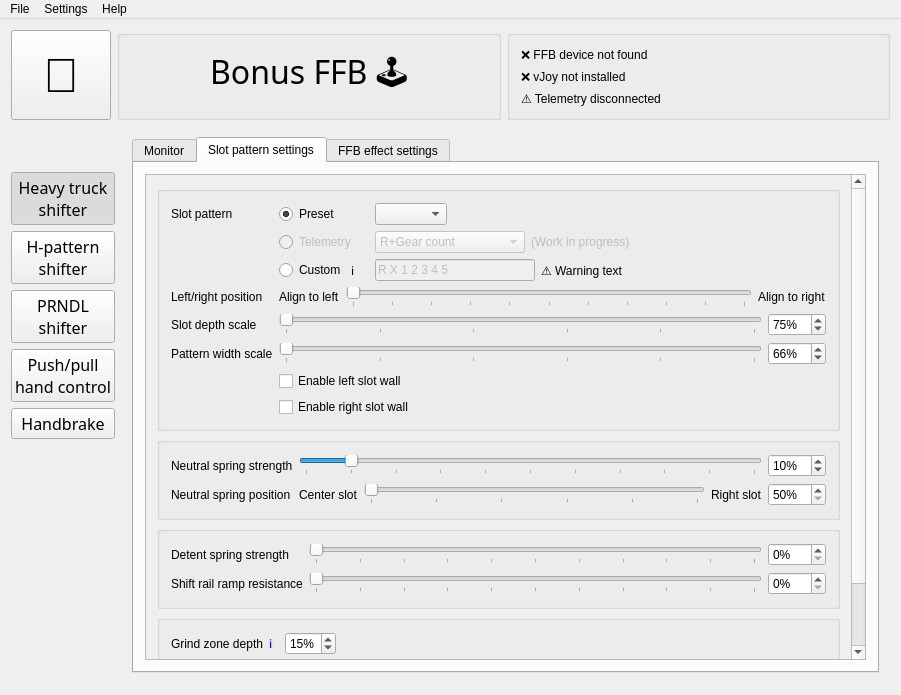
Above: BonusFFB/BonusFFB.ui from kgmonteith/BonusFFB before the change. Below: the same form after it.
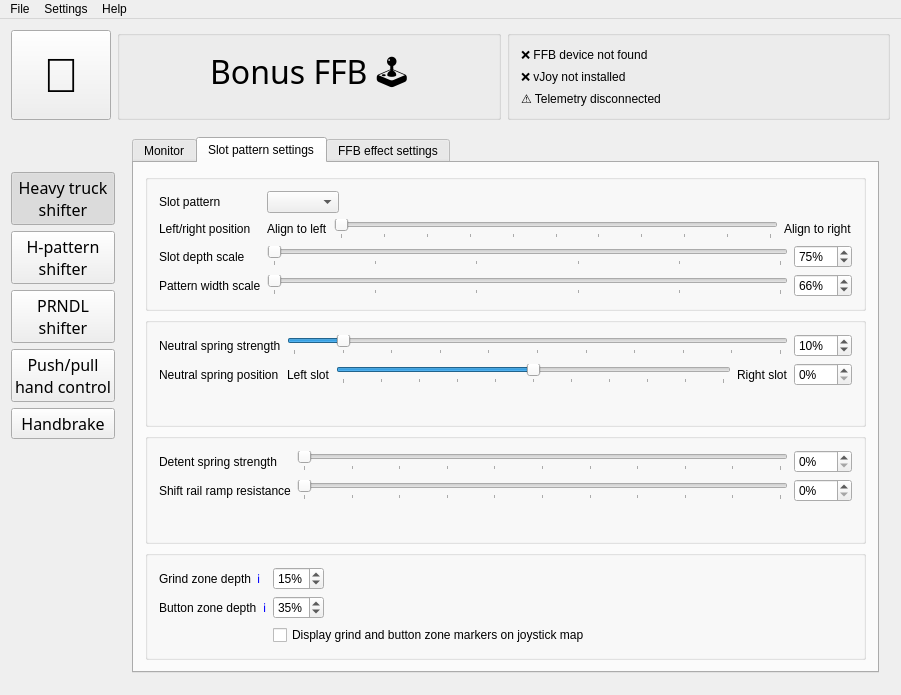
That is the form after the change. Icons and pictures are not drawn.

Commit message: Continued h-pattern refactor Improved slot resistance and detent effects

The edit to the form file:
```diff
--- a/BonusFFB/BonusFFB.ui
+++ b/BonusFFB/BonusFFB.ui
@@ -7,7 +7,7 @@
     <x>0</x>
     <y>0</y>
     <width>901</width>
-    <height>662</height>
+    <height>673</height>
    </rect>
   </property>
   <property name="windowTitle">
@@ -1836,31 +1836,139 @@
             <string>Slot pattern settings</string>
            </attribute>
            <layout class="QGridLayout" name="gridLayout_23">
+            <item row="2" column="0">
+             <widget class="QGroupBox" name="groupBox_31">
+              <property name="title">
+               <string/>
+              </property>
+              <layout class="QFormLayout" name="formLayout_11">
+               <item row="1" column="0">
+                <layout class="QHBoxLayout" name="horizontalLayout_106">
+                 <item>
+                  <widget class="QLabel" name="label_86">
+                   <property name="toolTip">
+                    <string>Resistance felt as the stick moves away from neutral, before it releases into a detent.
+
+Simulates the detent ball riding up the cammed ramp between detent notches. This is the &quot;hump&quot; you feel mid-stroke when shifting into or out of gear.</string>
+                   </property>
+                   <property name="text">
+                    <string>Shift rail ramp resistance</string>
+                   </property>
+                  </widget>
+                 </item>
+                </layout>
+               </item>
+               <item row="1" column="1">
+                <layout class="QHBoxLayout" name="horizontalLayout_107">
+                 <item>
+                  <widget class="QSlider" name="hshifter_shiftRailRampStrengthSlider">
+                   <property name="minimum">
+                    <number>0</number>
+                   </property>
+                   <property name="maximum">
+                    <number>100</number>
+                   </property>
+                   <property name="singleStep">
+                    <number>1</number>
+                   </property>
+                   <property name="value">
+                    <number>0</number>
+                   </property>
+                   <property name="orientation">
+                    <enum>Qt::Orientation::Horizontal</enum>
+                   </property>
+                   <property name="tickPosition">
+                    <enum>QSlider::TickPosition::TicksBelow</enum>
+                   </property>
+                   <property name="tickInterval">
+                    <number>10</number>
+                   </property>
+                  </widget>
+                 </item>
+                 <item>
+                  <widget class="QSpinBox" name="hshifter_shiftRailRampStrengthSpinbox">
+                   <property name="suffix">
+                    <string>%</string>
+                   </property>
+                   <property name="minimum">
+                    <number>0</number>
+                   </property>
+                   <property name="maximum">
+                    <number>100</number>
+                   </property>
+                   <property name="singleStep">
+                    <number>5</number>
+                   </property>
+                   <property name="value">
+                    <number>0</number>
+                   </property>
+                  </widget>
+                 </item>
+                </layout>
+               </item>
             <item row="0" column="0">
-             <widget class="QScrollArea" name="scrollArea">
-              <property name="frameShape">
-               <enum>QFrame::Shape::StyledPanel</enum>
-              </property>
-              <property name="frameShadow">
-               <enum>QFrame::Shadow::Sunken</enum>
-              </property>
-              <property name="lineWidth">
+                <layout class="QHBoxLayout" name="horizontalLayout_108">
+                 <item>
+                  <widget class="QLabel" name="label_87">
+                   <property name="text">
+                    <string>Detent spring strength</string>
+                   </property>
+                  </widget>
+                 </item>
+                </layout>
+               </item>
+               <item row="0" column="1">
+                <layout class="QHBoxLayout" name="horizontalLayout_109">
+                 <item>
+                  <widget class="QSlider" name="hshifter_detentSpringStrengthSlider">
+                   <property name="minimum">
+                    <number>0</number>
+                   </property>
+                   <property name="maximum">
+                    <number>100</number>
+                   </property>
+                   <property name="singleStep">
+                    <number>1</number>
+                   </property>
+                   <property name="value">
                <number>0</number>
               </property>
-              <property name="widgetResizable">
-               <bool>true</bool>
-              </property>
-              <widget class="QWidget" name="scrollAreaWidgetContents">
-               <property name="geometry">
-                <rect>
-                 <x>0</x>
-                 <y>-149</y>
-                 <width>722</width>
-                 <height>606</height>
-                </rect>
-               </property>
-               <layout class="QVBoxLayout" name="verticalLayout_14">
+                   <property name="orientation">
+                    <enum>Qt::Orientation::Horizontal</enum>
+                   </property>
+                   <property name="tickPosition">
+                    <enum>QSlider::TickPosition::TicksBelow</enum>
+                   </property>
+                   <property name="tickInterval">
+                    <number>10</number>
+                   </property>
+                  </widget>
+                 </item>
                 <item>
+                  <widget class="QSpinBox" name="hshifter_detentSpringStrengthSpinbox">
+                   <property name="suffix">
+                    <string>%</string>
+                   </property>
+                   <property name="minimum">
+                    <number>0</number>
+                   </property>
+                   <property name="maximum">
+                    <number>100</number>
+                   </property>
+                   <property name="singleStep">
+                    <number>5</number>
+                   </property>
+                   <property name="value">
+                    <number>0</number>
+                   </property>
+                  </widget>
+                 </item>
+                </layout>
+               </item>
+              </layout>
+             </widget>
+            </item>
+            <item row="0" column="0">
                  <widget class="QGroupBox" name="groupBox_32">
                   <property name="title">
                    <string/>
@@ -1879,22 +1987,6 @@
                    </item>
                    <item row="1" column="1">
                     <layout class="QHBoxLayout" name="horizontalLayout_27">
-                     <item>
-                      <widget class="QRadioButton" name="hshifter_slotPatternRadioButtonPreset">
-                       <property name="minimumSize">
-                        <size>
-                         <width>90</width>
-                         <height>0</height>
-                        </size>
-                       </property>
-                       <property name="text">
-                        <string>Preset</string>
-                       </property>
-                       <property name="checked">
-                        <bool>true</bool>
-                       </property>
-                      </widget>
-                     </item>
                      <item>
                       <widget class="QComboBox" name="hshifter_slotPatternPresetComboBox">
                        <property name="enabled">
@@ -1926,140 +2018,7 @@
                      </item>
                     </layout>
                    </item>
-                   <item row="2" column="1">
-                    <layout class="QHBoxLayout" name="horizontalLayout_8">
-                     <item>
-                      <widget class="QRadioButton" name="hshifter_slotPatternRadioButtonTelemetry">
-                       <property name="enabled">
-                        <bool>false</bool>
-                       </property>
-                       <property name="minimumSize">
-                        <size>
-                         <width>90</width>
-                         <height>0</height>
-                        </size>
-                       </property>
-                       <property name="text">
-                        <string>Telemetry</string>
-                       </property>
-                      </widget>
-                     </item>
-                     <item>
-                      <widget class="QComboBox" name="hshifter_slotPatternTelemetryComboBox">
-                       <property name="enabled">
-                        <bool>false</bool>
-                       </property>
-                       <item>
-                        <property name="text">
-                         <string>R+Gear count</string>
-                        </property>
-                       </item>
-                       <item>
-                        <property name="text">
-                         <string>Dogleg R+Gear count</string>
-                        </property>
-                       </item>
-                       <item>
-                        <property name="text">
-                         <string>Gear count+R</string>
-                        </property>
-                       </item>
-                      </widget>
-                     </item>
-                     <item>
-                      <widget class="QLabel" name="label_22">
-                       <property name="enabled">
-                        <bool>false</bool>
-                       </property>
-                       <property name="text">
-                        <string>(Work in progress)</string>
-                       </property>
-                      </widget>
-                     </item>
-                     <item>
-                      <spacer name="horizontalSpacer_4">
-                       <property name="orientation">
-                        <enum>Qt::Orientation::Horizontal</enum>
-                       </property>
-                       <property name="sizeHint" stdset="0">
-                        <size>
-                         <width>40</width>
-                         <height>20</height>
-                        </size>
-                       </property>
-                      </spacer>
-                     </item>
-                    </layout>
-                   </item>
-                   <item row="3" column="1">
-                    <layout class="QHBoxLayout" name="horizontalLayout_6">
-                     <item>
-                      <widget class="QRadioButton" name="hshifter_slotPatternRadioButtonCustom">
-                       <property name="minimumSize">
-                        <size>
-                         <width>66</width>
-                         <height>0</height>
-                        </size>
-                       </property>
-                       <property name="maximumSize">
-                        <size>
-                         <width>66</width>
-                         <height>16777215</height>
-                        </size>
-                       </property>
-                       <property name="text">
-                        <string>Custom</string>
-                       </property>
-                      </widget>
-                     </item>
-                     <item>
-                      <widget class="QLabel" name="label_21">
-                       <property name="minimumSize">
-                        <size>
-                         <width>18</width>
-                         <height>0</height>
-                        </size>
-                       </property>
-                       <property name="maximumSize">
-                        <size>
-                         <width>18</width>
-                         <height>16777215</height>
-                        </size>
-                       </property>
-                       <property name="text">
-                        <string>ℹ️</string>
-                       </property>
-                      </widget>
-                     </item>
-                     <item>
-                      <widget class="QLineEdit" name="hshifter_slotPatternCustomLineEdit">
-                       <property name="enabled">
-                        <bool>false</bool>
-                       </property>
-                       <property name="maximumSize">
-                        <size>
-                         <width>160</width>
-                         <height>16777215</height>
-                        </size>
-                       </property>
-                       <property name="text">
-                        <string>R X 1 2 3 4 5</string>
-                       </property>
-                       <property name="maxLength">
-                        <number>48</number>
-                       </property>
-                      </widget>
-                     </item>
-                     <item>
-                      <widget class="QLabel" name="hshifter_slotPatternCustomWarningLabel">
-                       <property name="text">
-                        <string>⚠️ Warning text</string>
-                       </property>
-                      </widget>
-                     </item>
-                    </layout>
-                   </item>
-                   <item row="5" column="0">
+               <item row="3" column="0">
                     <layout class="QHBoxLayout" name="horizontalLayout_56">
                      <item>
                       <widget class="QLabel" name="label_45">
@@ -2070,7 +2029,7 @@
                      </item>
                     </layout>
                    </item>
-                   <item row="5" column="1">
+               <item row="3" column="1">
                     <layout class="QHBoxLayout" name="horizontalLayout_110">
                      <item>
                       <widget class="QLabel" name="label_9">
@@ -2113,7 +2072,7 @@
                      </item>
                     </layout>
                    </item>
-                   <item row="6" column="0">
+               <item row="4" column="0">
                     <layout class="QHBoxLayout" name="horizontalLayout_111">
                      <item>
                       <widget class="QLabel" name="label_88">
@@ -2124,7 +2083,7 @@
                      </item>
                     </layout>
                    </item>
-                   <item row="6" column="1">
+               <item row="4" column="1">
                     <layout class="QHBoxLayout" name="horizontalLayout_112">
                      <item>
                       <widget class="QSlider" name="hshifter_slotPatternDepthScaleSlider">
@@ -2172,7 +2131,7 @@
                      </item>
                     </layout>
                    </item>
-                   <item row="8" column="0">
+               <item row="6" column="0">
                     <layout class="QHBoxLayout" name="horizontalLayout_113">
                      <item>
                       <widget class="QLabel" name="label_89">
@@ -2183,7 +2142,7 @@
                      </item>
                     </layout>
                    </item>
-                   <item row="8" column="1">
+               <item row="6" column="1">
                     <layout class="QHBoxLayout" name="horizontalLayout_114">
                      <item>
                       <widget class="QSlider" name="hshifter_slotPatternWidthScaleSlider">
@@ -2231,24 +2190,118 @@
                      </item>
                     </layout>
                    </item>
-                   <item row="9" column="1">
-                    <widget class="QCheckBox" name="hshifter_leftSlotWallCheckbox">
+              </layout>
+             </widget>
+            </item>
+            <item row="3" column="0">
+             <widget class="QGroupBox" name="groupBox_34">
+              <property name="title">
+               <string/>
+              </property>
+              <layout class="QFormLayout" name="formLayout_18">
+               <item row="0" column="0">
+                <layout class="QHBoxLayout" name="horizontalLayout_119">
+                 <item>
+                  <widget class="QLabel" name="label_92">
                      <property name="text">
-                      <string>Enable left slot wall</string>
+                    <string>Grind zone depth</string>
                      </property>
                     </widget>
                    </item>
-                   <item row="10" column="1">
-                    <widget class="QCheckBox" name="hshifter_rightSlotWallCheckbox">
+                 <item>
+                  <widget class="QLabel" name="label_93">
                      <property name="text">
-                      <string>Enable right slot wall</string>
-                     </property>
+                    <string>&lt;a href=&quot;https://kgmonteith.github.io/BonusFFB/heavytruck/#button-zone-depth&quot; style=&quot;text-decoration: none&quot;&gt;ℹ️&lt;/a&gt;</string>
+                   </property>
+                   <property name="openExternalLinks">
+                    <bool>true</bool>
+                   </property>
                     </widget>
                    </item>
                   </layout>
-                 </widget>
-                </item>
+               </item>
+               <item row="0" column="1">
+                <widget class="QSpinBox" name="hshifter_grindZoneDepthSpinbox">
+                 <property name="sizePolicy">
+                  <sizepolicy hsizetype="Fixed" vsizetype="Fixed">
+                   <horstretch>0</horstretch>
+                   <verstretch>0</verstretch>
+                  </sizepolicy>
+                 </property>
+                 <property name="suffix">
+                  <string>%</string>
+                 </property>
+                 <property name="minimum">
+                  <number>10</number>
+                 </property>
+                 <property name="maximum">
+                  <number>80</number>
+                 </property>
+                 <property name="singleStep">
+                  <number>5</number>
+                 </property>
+                 <property name="value">
+                  <number>15</number>
+                 </property>
+                </widget>
+               </item>
+               <item row="1" column="0">
+                <layout class="QHBoxLayout" name="horizontalLayout_120">
                 <item>
+                  <widget class="QLabel" name="label_94">
+                   <property name="text">
+                    <string>Button zone depth</string>
+                   </property>
+                  </widget>
+                 </item>
+                 <item>
+                  <widget class="QLabel" name="label_95">
+                   <property name="text">
+                    <string>&lt;a href=&quot;https://kgmonteith.github.io/BonusFFB/heavytruck/#button-zone-depth&quot; style=&quot;text-decoration: none&quot;&gt;ℹ️&lt;/a&gt;</string>
+                   </property>
+                   <property name="openExternalLinks">
+                    <bool>true</bool>
+                   </property>
+                  </widget>
+                 </item>
+                </layout>
+               </item>
+               <item row="1" column="1">
+                <widget class="QSpinBox" name="hshifter_buttonZoneDepthSpinbox">
+                 <property name="sizePolicy">
+                  <sizepolicy hsizetype="Fixed" vsizetype="Fixed">
+                   <horstretch>0</horstretch>
+                   <verstretch>0</verstretch>
+                  </sizepolicy>
+                 </property>
+                 <property name="suffix">
+                  <string>%</string>
+                 </property>
+                 <property name="minimum">
+                  <number>20</number>
+                 </property>
+                 <property name="maximum">
+                  <number>90</number>
+                 </property>
+                 <property name="singleStep">
+                  <number>5</number>
+                 </property>
+                 <property name="value">
+                  <number>35</number>
+                 </property>
+                </widget>
+               </item>
+               <item row="2" column="1">
+                <widget class="QCheckBox" name="hshifter_displayZoneMarkers">
+                 <property name="text">
+                  <string>Display grind and button zone markers on joystick map</string>
+                 </property>
+                </widget>
+               </item>
+              </layout>
+             </widget>
+            </item>
+            <item row="1" column="0">
                  <widget class="QGroupBox" name="groupBox_33">
                   <property name="title">
                    <string/>
@@ -2329,7 +2382,7 @@
                      <item>
                       <widget class="QLabel" name="label_12">
                        <property name="text">
-                        <string>Center slot</string>
+                    <string>Left slot</string>
                        </property>
                       </widget>
                      </item>
@@ -2339,7 +2392,7 @@
                         <bool>true</bool>
                        </property>
                        <property name="minimum">
-                        <number>50</number>
+                    <number>0</number>
                        </property>
                        <property name="maximum">
                         <number>100</number>
@@ -2374,260 +2427,16 @@
                         <string>%</string>
                        </property>
                        <property name="minimum">
-                        <number>50</number>
-                       </property>
-                       <property name="maximum">
-                        <number>100</number>
-                       </property>
-                      </widget>
-                     </item>
-                    </layout>
-                   </item>
-                  </layout>
-                 </widget>
-                </item>
-                <item>
-                 <widget class="QGroupBox" name="groupBox_31">
-                  <property name="title">
-                   <string/>
-                  </property>
-                  <layout class="QFormLayout" name="formLayout_11">
-                   <item row="1" column="0">
-                    <layout class="QHBoxLayout" name="horizontalLayout_106">
-                     <item>
-                      <widget class="QLabel" name="label_86">
-                       <property name="toolTip">
-                        <string>Resistance felt as the stick moves away from neutral, before it releases into a detent.
-
-Simulates the detent ball riding up the cammed ramp between detent notches. This is the &quot;hump&quot; you feel mid-stroke when shifting into or out of gear.</string>
-                       </property>
-                       <property name="text">
-                        <string>Shift rail ramp resistance</string>
-                       </property>
-                      </widget>
-                     </item>
-                    </layout>
-                   </item>
-                   <item row="1" column="1">
-                    <layout class="QHBoxLayout" name="horizontalLayout_107">
-                     <item>
-                      <widget class="QSlider" name="hshifter_shiftRailRampStrengthSlider">
-                       <property name="minimum">
                         <number>0</number>
                        </property>
                        <property name="maximum">
                         <number>100</number>
                        </property>
-                       <property name="singleStep">
-                        <number>1</number>
-                       </property>
-                       <property name="value">
-                        <number>0</number>
-                       </property>
-                       <property name="orientation">
-                        <enum>Qt::Orientation::Horizontal</enum>
-                       </property>
-                       <property name="tickPosition">
-                        <enum>QSlider::TickPosition::TicksBelow</enum>
-                       </property>
-                       <property name="tickInterval">
-                        <number>10</number>
-                       </property>
-                      </widget>
-                     </item>
-                     <item>
-                      <widget class="QSpinBox" name="hshifter_shiftRailRampStrengthSpinbox">
-                       <property name="suffix">
-                        <string>%</string>
-                       </property>
-                       <property name="minimum">
-                        <number>0</number>
-                       </property>
-                       <property name="maximum">
-                        <number>100</number>
-                       </property>
-                       <property name="singleStep">
-                        <number>5</number>
-                       </property>
-                       <property name="value">
-                        <number>0</number>
-                       </property>
-                      </widget>
-                     </item>
-                    </layout>
-                   </item>
-                   <item row="0" column="0">
-                    <layout class="QHBoxLayout" name="horizontalLayout_108">
-                     <item>
-                      <widget class="QLabel" name="label_87">
-                       <property name="text">
-                        <string>Detent spring strength</string>
-                       </property>
-                      </widget>
-                     </item>
-                    </layout>
-                   </item>
-                   <item row="0" column="1">
-                    <layout class="QHBoxLayout" name="horizontalLayout_109">
-                     <item>
-                      <widget class="QSlider" name="hshifter_detentSpringStrengthSlider">
-                       <property name="minimum">
-                        <number>0</number>
-                       </property>
-                       <property name="maximum">
-                        <number>100</number>
-                       </property>
-                       <property name="singleStep">
-                        <number>1</number>
-                       </property>
-                       <property name="value">
-                        <number>0</number>
-                       </property>
-                       <property name="orientation">
-                        <enum>Qt::Orientation::Horizontal</enum>
-                       </property>
-                       <property name="tickPosition">
-                        <enum>QSlider::TickPosition::TicksBelow</enum>
-                       </property>
-                       <property name="tickInterval">
-                        <number>10</number>
-                       </property>
-                      </widget>
-                     </item>
-                     <item>
-                      <widget class="QSpinBox" name="hshifter_detentSpringStrengthSpinbox">
-                       <property name="suffix">
-                        <string>%</string>
-                       </property>
-                       <property name="minimum">
-                        <number>0</number>
-                       </property>
-                       <property name="maximum">
-                        <number>100</number>
-                       </property>
-                       <property name="singleStep">
-                        <number>5</number>
-                       </property>
-                       <property name="value">
-                        <number>0</number>
-                       </property>
-                      </widget>
-                     </item>
-                    </layout>
-                   </item>
-                  </layout>
-                 </widget>
-                </item>
-                <item>
-                 <widget class="QGroupBox" name="groupBox_34">
-                  <property name="title">
-                   <string/>
-                  </property>
-                  <layout class="QFormLayout" name="formLayout_18">
-                   <item row="0" column="0">
-                    <layout class="QHBoxLayout" name="horizontalLayout_119">
-                     <item>
-                      <widget class="QLabel" name="label_92">
-                       <property name="text">
-                        <string>Grind zone depth</string>
-                       </property>
-                      </widget>
-                     </item>
-                     <item>
-                      <widget class="QLabel" name="label_93">
-                       <property name="text">
-                        <string>&lt;a href=&quot;https://kgmonteith.github.io/BonusFFB/heavytruck/#button-zone-depth&quot; style=&quot;text-decoration: none&quot;&gt;ℹ️&lt;/a&gt;</string>
-                       </property>
-                       <property name="openExternalLinks">
-                        <bool>true</bool>
-                       </property>
-                      </widget>
-                     </item>
-                    </layout>
-                   </item>
-                   <item row="0" column="1">
-                    <widget class="QSpinBox" name="hshifter_grindZoneDepthSpinbox">
-                     <property name="sizePolicy">
-                      <sizepolicy hsizetype="Fixed" vsizetype="Fixed">
-                       <horstretch>0</horstretch>
-                       <verstretch>0</verstretch>
-                      </sizepolicy>
-                     </property>
-                     <property name="suffix">
-                      <string>%</string>
-                     </property>
-                     <property name="minimum">
-                      <number>10</number>
-                     </property>
-                     <property name="maximum">
-                      <number>80</number>
-                     </property>
-                     <property name="singleStep">
-                      <number>5</number>
-                     </property>
-                     <property name="value">
-                      <number>15</number>
-                     </property>
-                    </widget>
-                   </item>
-                   <item row="1" column="0">
-                    <layout class="QHBoxLayout" name="horizontalLayout_120">
-                     <item>
-                      <widget class="QLabel" name="label_94">
-                       <property name="text">
-                        <string>Button zone depth</string>
-                       </property>
-                      </widget>
-                     </item>
-                     <item>
-                      <widget class="QLabel" name="label_95">
-                       <property name="text">
-                        <string>&lt;a href=&quot;https://kgmonteith.github.io/BonusFFB/heavytruck/#button-zone-depth&quot; style=&quot;text-decoration: none&quot;&gt;ℹ️&lt;/a&gt;</string>
-                       </property>
-                       <property name="openExternalLinks">
-                        <bool>true</bool>
-                       </property>
-                      </widget>
-                     </item>
-                    </layout>
-                   </item>
-                   <item row="1" column="1">
-                    <widget class="QSpinBox" name="hshifter_buttonZoneDepthSpinbox">
-                     <property name="sizePolicy">
-                      <sizepolicy hsizetype="Fixed" vsizetype="Fixed">
-                       <horstretch>0</horstretch>
-                       <verstretch>0</verstretch>
-                      </sizepolicy>
-                     </property>
-                     <property name="suffix">
-                      <string>%</string>
-                     </property>
-                     <property name="minimum">
-                      <number>20</number>
-                     </property>
-                     <property name="maximum">
-                      <number>90</number>
-                     </property>
-                     <property name="singleStep">
-                      <number>5</number>
-                     </property>
-                     <property name="value">
-                      <number>35</number>
-                     </property>
-                    </widget>
-                   </item>
-                   <item row="2" column="1">
-                    <widget class="QCheckBox" name="hshifter_displayZoneMarkers">
-                     <property name="text">
-                      <string>Display grind and button zone markers on joystick map</string>
-                     </property>
-                    </widget>
-                   </item>
-                  </layout>
-                 </widget>
-                </item>
-               </layout>
-              </widget>
+                  </widget>
+                 </item>
+                </layout>
+               </item>
+              </layout>
              </widget>
             </item>
            </layout>
```
Left out of the diff: 53 changed lines with no effect on the pictures. Lines whose indentation alone changed are shown as unchanged. The commit also changes 18 other files.
